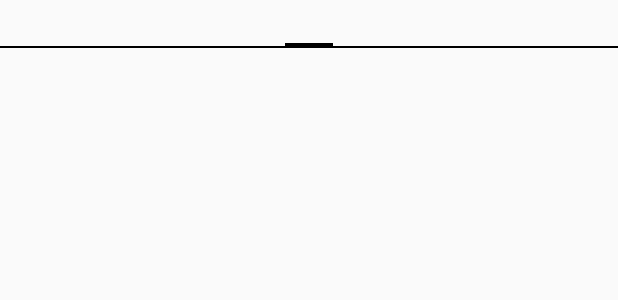
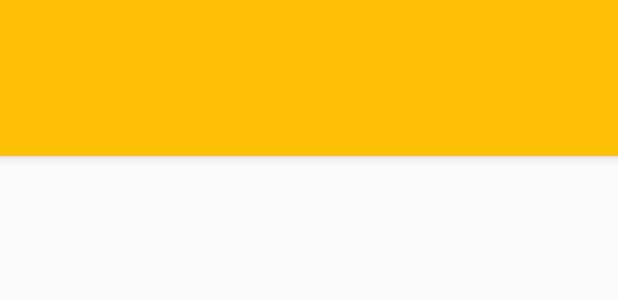
Before and after one commit to walternunes/football-matches, an Android app: the layout fragment_scroll_tab.xml on its own in the app's theme, with its tools: preview values and no code run, on a phone screen of 412 x 824 dp. Shown: the top 300 px of the screen. Run offline under Robolectric (Android 15) with nearby library versions, the phone set to English and light mode, and no system bars.

Commit message:
Create the Main Menu using Toolbar and TabLayout

```diff
--- a/app/build.gradle
+++ b/app/build.gradle
@@ -22,4 +22,5 @@ android {
 dependencies {
     compile fileTree(dir: 'libs', include: ['*.jar'])
     compile 'com.android.support:appcompat-v7:23.1.1'
+    compile 'com.android.support:design:23.1.1'
 }
--- a/app/src/main/AndroidManifest.xml
+++ b/app/src/main/AndroidManifest.xml
@@ -6,7 +6,8 @@
         android:allowBackup="true"
         android:icon="@mipmap/ic_launcher"
         android:label="@string/app_name"
-        android:theme="@style/AppTheme" >
+        android:supportsRtl="true"
+        android:theme="@style/MainTheme" >
         <activity
             android:name=".MainActivity"
             android:label="@string/app_name" >
--- a/app/src/main/res/layout/fragment_scroll_tab.xml
+++ b/app/src/main/res/layout/fragment_scroll_tab.xml
@@ -1,22 +1,43 @@
 <?xml version="1.0" encoding="utf-8"?>
-<LinearLayout xmlns:android="http://schemas.android.com/apk/res/android"
+<android.support.design.widget.CoordinatorLayout
+    android:id="@+id/coordinatorLayout"
+    xmlns:android="http://schemas.android.com/apk/res/android"
+    xmlns:app="http://schemas.android.com/apk/res-auto"
     android:layout_width="match_parent"
-    android:layout_height="match_parent"
-    android:orientation="vertical">
+    android:layout_height="match_parent">
 
-    <android.support.v4.view.ViewPager xmlns:android="http://schemas.android.com/apk/res/android"
+    <android.support.v4.view.ViewPager
         android:id="@+id/pager"
         android:layout_width="match_parent"
-        android:layout_height="match_parent">
+        android:layout_height="match_parent"
+        app:layout_behavior="@string/appbar_scrolling_view_behavior">
 
-        <android.support.v4.view.PagerTabStrip
-            android:id="@+id/pager_header"
+    </android.support.v4.view.ViewPager>
+
+    <android.support.design.widget.AppBarLayout
+        android:id="@+id/app_bar"
+        xmlns:android="http://schemas.android.com/apk/res/android"
+        xmlns:app="http://schemas.android.com/apk/res-auto"
+        android:layout_width="match_parent"
+        android:layout_height="wrap_content">
+
+        <android.support.v7.widget.Toolbar
+            android:id="@+id/toolbar"
+            android:layout_width="match_parent"
+            android:layout_height="?attr/actionBarSize"
+            android:theme="@style/ThemeOverlay.AppCompat.Dark.ActionBar"
+            app:layout_scrollFlags="scroll|enterAlways" />
+
+        <android.support.design.widget.TabLayout
+            android:id="@+id/tab_layout"
             android:layout_width="match_parent"
             android:layout_height="wrap_content"
-            android:layout_gravity="top"
-            android:paddingBottom="4dp"
-            android:paddingTop="4dp" />
-        >
-    </android.support.v4.view.ViewPager>
+            android:background="?attr/colorPrimary"
+            app:tabContentStart="16dp"
+            app:tabMode="scrollable"
+            app:tabSelectedTextColor="@color/body_text_1_inverse"
+            app:tabTextColor="@color/body_text_2_inverse" />
 
-</LinearLayout>
+    </android.support.design.widget.AppBarLayout>
+
+</android.support.design.widget.CoordinatorLayout>
--- /dev/null
+++ b/app/src/main/res/values/colors.xml
@@ -0,0 +1,34 @@
+<?xml version="1.0" encoding="utf-8"?>
+<resources>
+
+    <color name="body_text_1">#de000000</color>
+    <color name="body_text_2">#8a000000</color>
+    <color name="body_text_1_inverse">#deffffff</color>
+    <color name="body_text_2_inverse">#8affffff</color>
+    <color name="primary">@color/material_amber500</color>
+    <color name="primary_dark">@color/material_amber700</color>
+    <color name="primary_light">@color/material_amber100</color>
+    <color name="accent">@color/material_amberA400</color>
+    <color name="primary_text">#212121</color>
+    <color name="secondary_text">#727272</color>
+
+    <array name="swipe_progress_colors">
+        <item>@color/accent</item>
+        <item>@color/primary</item>
+    </array>
+
+    <color name="material_amber50">#fffff8e1</color>
+    <color name="material_amber100">#ffffecb3</color>
+    <color name="material_amber200">#ffffe082</color>
+    <color name="material_amber300">#ffffd54f</color>
+    <color name="material_amber400">#ffffca28</color>
+    <color name="material_amber500">#ffffc107</color>
+    <color name="material_amber600">#ffffb300</color>
+    <color name="material_amber700">#ffffa000</color>
+    <color name="material_amber800">#ffff8f00</color>
+    <color name="material_amber900">#ffff6f00</color>
+    <color name="material_amberA100">#ffffe57f</color>
+    <color name="material_amberA200">#ffffd740</color>
+    <color name="material_amberA400">#ffffc400</color>
+    <color name="material_amberA700">#ffffab00</color>
+</resources>
--- a/app/src/main/res/values/styles.xml
+++ b/app/src/main/res/values/styles.xml
@@ -1,8 +1,18 @@
 <resources>
 
-    <!-- Base application theme. -->
-    <style name="AppTheme" parent="Theme.AppCompat.Light.DarkActionBar">
-        <!-- Customize your theme here. -->
+    <!-- Main Theme -->
+    <style name="MainTheme" parent="@style/Theme.AppCompat.Light.NoActionBar">
+        <item name="colorPrimary">@color/primary</item>
+        <item name="colorPrimaryDark">@color/primary_dark</item>
+        <item name="colorAccent">@color/accent</item>
     </style>
 
+    <!-- Toolbar -->
+    <style name="Toolbar" parent="Widget.AppCompat.Toolbar">
+        <item name="android:background">?attr/colorPrimary</item>
+        <item name="popupTheme">@style/Theme.AppCompat.Light</item>
+    </style>
+
+
+
 </resources>
```
Also changed, not shown: app/src/main/java/jnuneslab/com/footballmatches/AbstractActivity.java (added, +18 -0 lines), app/src/main/java/jnuneslab/com/footballmatches/MainActivity.java (+11 -28 lines), app/src/main/java/jnuneslab/com/footballmatches/ScrollTabFragment.java (+38 -26 lines), app/src/main/res/layout/activity_main.xml (+8 -7 lines), app/src/main/res/layout/toolbar.xml (added, +7 -0 lines), 1 other file.
